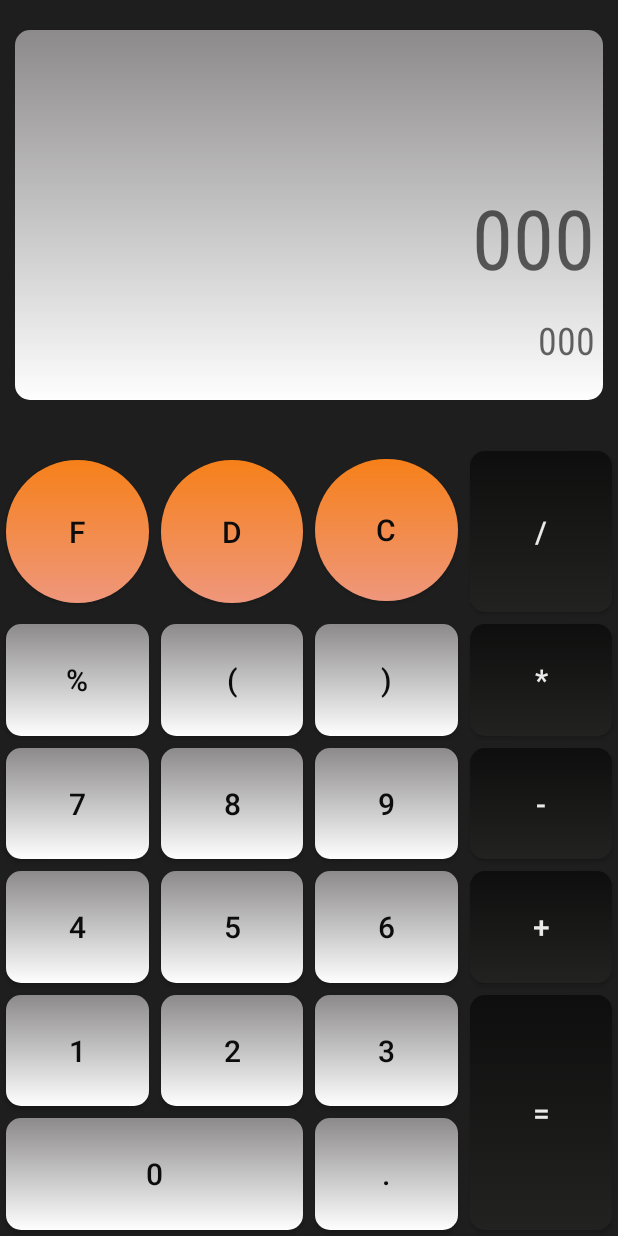
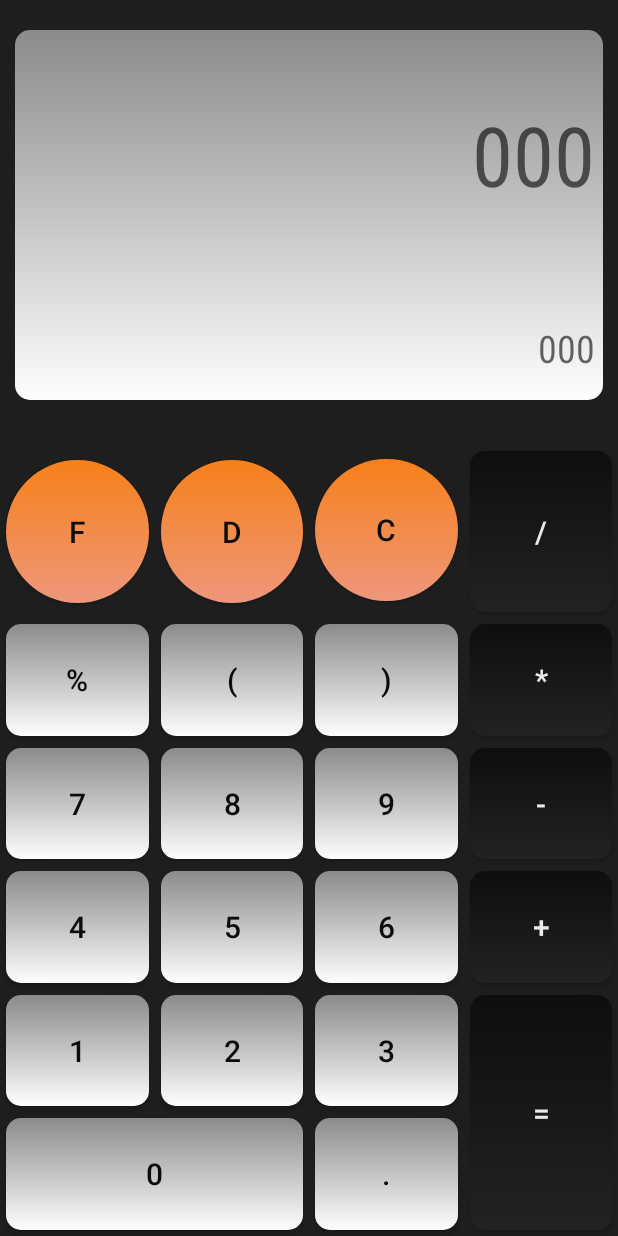
Before and after one commit to Taranuyk-Maksim/Calculator, an Android app: the layout main_activity.xml on its own in the app's theme, with its tools: preview values and no code run, on a phone screen of 412 x 824 dp. Run offline under Robolectric (Android 15) with nearby library versions, the phone set to English and light mode, and no system bars.

Commit message:
fixed bugs with wrong calc

```diff
--- a/app/src/main/java/com/example/calculator/Expression.kt
+++ b/app/src/main/java/com/example/calculator/Expression.kt
@@ -23,6 +23,7 @@ class Expression {
             obsExpression.set(strExpression.deleteCharAt(strExpression.lastIndex).toString())
         }
     }
+
     //Clean all items
     fun cleanAll(){
         expression.clear()
--- a/app/src/main/java/com/example/calculator/Handler.kt
+++ b/app/src/main/java/com/example/calculator/Handler.kt
@@ -46,7 +46,7 @@ class Handler {
             }
             R.id.btn_equals ->{
                 rez.set(pln.calculator(exp.getListExpression()))
-                Log.d("list2", exp.getListExpression().toString())
+                exp.getListExpression().clear()
             }
         }
     }
--- a/app/src/main/res/layout/main_activity.xml
+++ b/app/src/main/res/layout/main_activity.xml
@@ -282,8 +282,8 @@
             app:layout_constraintTop_toTopOf="@+id/guideline7" />
 
         <androidx.constraintlayout.widget.ConstraintLayout
+            android:id="@+id/constraintLayout"
             style="@style/InputField"
-            android:id="@+id/constraintLayout"
             app:layout_constraintBottom_toTopOf="@+id/guideline2"
             app:layout_constraintEnd_toEndOf="parent"
             app:layout_constraintStart_toStartOf="parent"
@@ -294,10 +294,11 @@
                 style="@style/TextNumber.Input"
                 android:hint="@string/value_hint"
                 android:text="@{handler.exp.expression}"
-                app:layout_constraintBottom_toBottomOf="parent"
+                app:layout_constraintBottom_toTopOf="@+id/guideline"
                 app:layout_constraintEnd_toEndOf="parent"
                 app:layout_constraintStart_toStartOf="parent"
-                app:layout_constraintTop_toTopOf="parent" />
+                app:layout_constraintTop_toTopOf="parent"
+                app:layout_constraintVertical_bias="0.23000002" />
 
             <TextView
                 android:id="@+id/tv_output"
@@ -307,8 +308,15 @@
                 app:layout_constraintBottom_toBottomOf="parent"
                 app:layout_constraintEnd_toEndOf="parent"
                 app:layout_constraintStart_toStartOf="parent"
-                app:layout_constraintTop_toBottomOf="@+id/et_input"
-                app:layout_constraintVertical_bias="0.2" />
+                app:layout_constraintTop_toTopOf="@+id/guideline" />
+
+            <androidx.constraintlayout.widget.Guideline
+                android:id="@+id/guideline"
+                android:layout_width="wrap_content"
+                android:layout_height="0dp"
+                android:orientation="horizontal"
+                app:layout_constraintGuide_percent="0.7" />
+
         </androidx.constraintlayout.widget.ConstraintLayout>
 
         <androidx.constraintlayout.widget.Guideline
```
